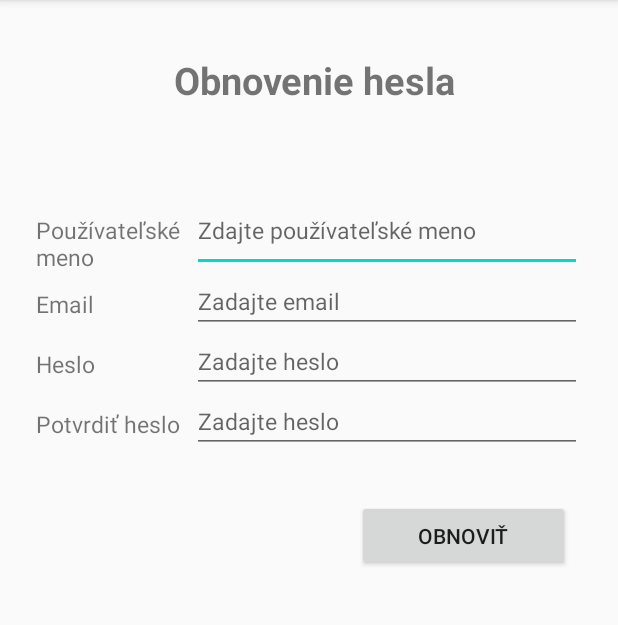
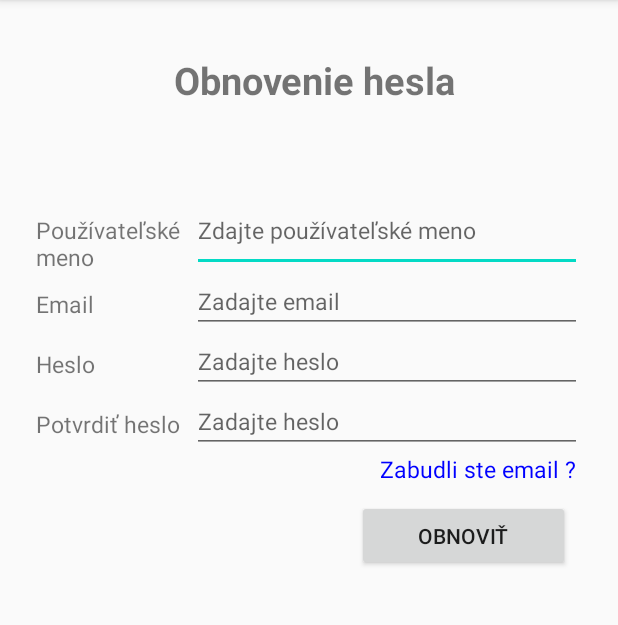
Before and after one commit to xheban/mtaa-FE, an Android app: the ResetPassword screen opened directly, with no data from a screen before it, on a phone screen of 412 x 824 dp, the part 84-709 px from its top. Run offline under Robolectric (Android 15) with nearby library versions, the phone set to English and light mode, and no system bars; our stand-ins replace Volley.

```diff
--- a/app/src/main/AndroidManifest.xml
+++ b/app/src/main/AndroidManifest.xml
@@ -25,6 +25,7 @@
         <activity android:name=".ResetPassword"></activity>
         <activity android:name=".AfterRegister"></activity>
         <activity android:name=".Profil"></activity>
+        <activity android:name=".ResetEmail"></activity>
     </application>
 
 </manifest>
--- a/app/src/main/java/com/example/mtaa/Constats.java
+++ b/app/src/main/java/com/example/mtaa/Constats.java
@@ -5,12 +5,13 @@ public class Constats {
     //MISO H - IP 192.168.0.116
     //MISO J - IP 192.168.0.129
 
-    private static final String ROOT_URL = "http://192.168.0.116/MTAA/";
-//    private static final String ROOT_URL = "http://192.168.0.129/MTAA/"; //JOZO ip
+    //private static final String ROOT_URL = "http://192.168.0.116/MTAA/";
+    private static final String ROOT_URL = "http://192.168.0.129/MTAA/"; //JOZO ip
     public static final String REGISTER_URL = ROOT_URL+"createUser.php";
     public static final String LOGIN_URL = ROOT_URL+"login.php";
     public static final String GET_ALL_RESTAURANTS_URL = ROOT_URL+"GetAllRestaurants.php";
     public static final String GET_CITIES_URL = ROOT_URL+"getCities.php";
     public static final String RESSET_PASSWORD_URL = ROOT_URL+"passwordReset.php";
+    public static final String RESSET_EMAIL_URL = ROOT_URL+"emailReset.php";
 
 }
--- a/app/src/main/java/com/example/mtaa/ResetPassword.java
+++ b/app/src/main/java/com/example/mtaa/ResetPassword.java
@@ -1,11 +1,13 @@
 package com.example.mtaa;
 
 import android.app.ProgressDialog;
+import android.content.Intent;
 import android.os.Build;
 import android.os.Bundle;
 import android.view.View;
 import android.widget.Button;
 import android.widget.EditText;
+import android.widget.TextView;
 import android.widget.Toast;
 
 import androidx.annotation.RequiresApi;
@@ -26,6 +28,7 @@ public class ResetPassword extends AppCompatActivity implements View.OnClickList
     private Button resetBtn;
     private EditText enterUserName, enterEmail, enterPassword, enterConfirmPaswwrod;
     private ProgressDialog progressDialog;
+    private TextView forgotEmailTextView;
 
     @Override
     protected void onCreate(Bundle savedInstanceState) {
@@ -41,6 +44,9 @@ public class ResetPassword extends AppCompatActivity implements View.OnClickList
         enterEmail = (EditText) findViewById(R.id.enterEmail);
 
         progressDialog = new ProgressDialog(this);
+
+        forgotEmailTextView = findViewById(R.id.forgotEmailTextView);
+        forgotEmailTextView.setOnClickListener(this);
     }
 
     private void resetPassword(){
@@ -116,10 +122,21 @@ public class ResetPassword extends AppCompatActivity implements View.OnClickList
 
     }
 
+    private void toForgotEmail(){
+            Intent intent = new Intent(this, ResetEmail.class);
+            startActivity(intent);
+            //finish();
+        }
+
+
     @Override
     public void onClick(View view) {
         if (view == resetBtn) {
             resetPassword();
         }
+
+        if(view == forgotEmailTextView){
+            toForgotEmail();
+        }
     }
 }
--- a/app/src/main/java/com/example/mtaa/Welcome.java
+++ b/app/src/main/java/com/example/mtaa/Welcome.java
@@ -86,7 +86,7 @@ public class Welcome<ObjectMapper> extends AppCompatActivity implements AdapterV
         );
         queue.add(stringRequest);
 
-        ArrayAdapter<String> adapter = new ArrayAdapter<String>(this,R.layout., cities);
+        ArrayAdapter<String> adapter = new ArrayAdapter<String>(this,R.layout.spinner_item_custom, cities);
         adapter.setDropDownViewResource(android.R.layout.simple_spinner_dropdown_item);
         citiesSpinner.setAdapter(adapter);
     }
--- a/app/src/main/res/layout/resetpassword.xml
+++ b/app/src/main/res/layout/resetpassword.xml
@@ -151,7 +151,19 @@
                 android:textSize="15sp" />
         </LinearLayout>
 
+        <TextView
+            android:id="@+id/forgotEmailTextView"
+            android:layout_width="fill_parent"
+            android:layout_height="wrap_content"
+            android:gravity="right"
+            android:textColor="#ff0000ff"
+            android:textSize="15sp"
+            android:text="@string/zabudli_ste_email"
+            tools:ignore="RtlHardcoded" />
+
     </LinearLayout>
+
+
 
     <Button
         android:id="@+id/resetBtn"
--- a/app/src/main/res/values/strings.xml
+++ b/app/src/main/res/values/strings.xml
@@ -24,4 +24,5 @@
     <string name="logo">LOGO</string>
     <string name="cart">košík</string>
     <string name="profil">profil</string>
+    <string name="zabudli_ste_email">"Zabudli ste email ? "</string>
 </resources>
```
Also changed, not shown: app/src/main/java/com/example/mtaa/ResetEmail.java (+109 -1 lines).
